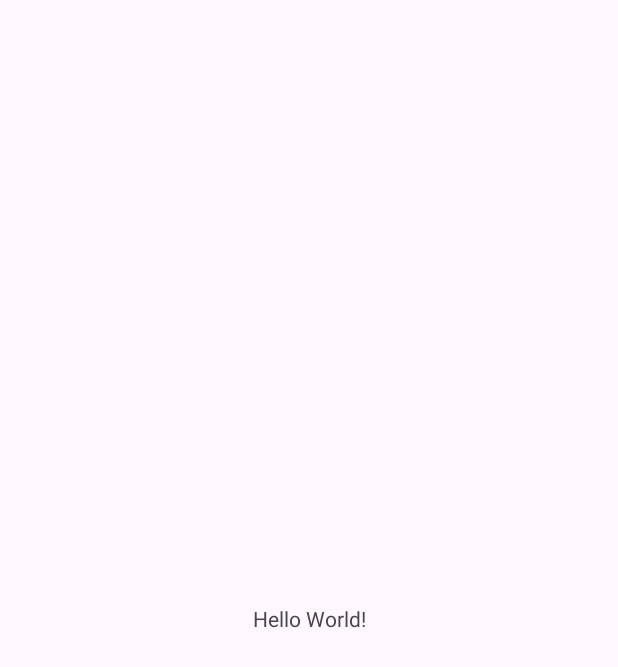
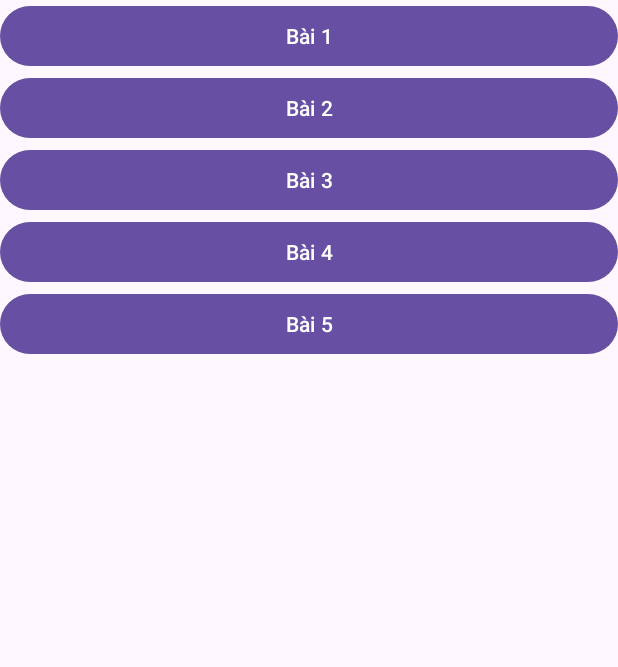
Before and after one commit to BakaaaVN/Lab9, an Android app: the screen it shows after launch (MainActivity), on a phone screen of 412 x 824 dp. Before the commit the part shown is almost empty. Shown: the top 667 px of the screen. Run offline under Robolectric (Android 15) with nearby library versions, the phone set to English and light mode, and no system bars.

Commit message:
Initial Commit

```diff
--- a/app/src/main/AndroidManifest.xml
+++ b/app/src/main/AndroidManifest.xml
@@ -13,6 +13,9 @@
         android:theme="@style/Theme._2001216255_NguyenHoangTrung_Lab9"
         tools:targetApi="31">
         <activity
+            android:name=".Bai1"
+            android:exported="false" />
+        <activity
             android:name=".MainActivity"
             android:exported="true">
             <intent-filter>
--- a/app/src/main/res/layout/activity_main.xml
+++ b/app/src/main/res/layout/activity_main.xml
@@ -1,18 +1,39 @@
 <?xml version="1.0" encoding="utf-8"?>
-<androidx.constraintlayout.widget.ConstraintLayout xmlns:android="http://schemas.android.com/apk/res/android"
+<LinearLayout xmlns:android="http://schemas.android.com/apk/res/android"
     xmlns:app="http://schemas.android.com/apk/res-auto"
     xmlns:tools="http://schemas.android.com/tools"
     android:layout_width="match_parent"
     android:layout_height="match_parent"
+    android:orientation="vertical"
     tools:context=".MainActivity">
 
-    <TextView
-        android:layout_width="wrap_content"
+    <Button
+        android:id="@+id/menu_bai1"
+        android:layout_width="match_parent"
         android:layout_height="wrap_content"
-        android:text="Hello World!"
-        app:layout_constraintBottom_toBottomOf="parent"
-        app:layout_constraintEnd_toEndOf="parent"
-        app:layout_constraintStart_toStartOf="parent"
-        app:layout_constraintTop_toTopOf="parent" />
+        android:text="Bài 1" />
 
-</androidx.constraintlayout.widget.ConstraintLayout>
+    <Button
+        android:id="@+id/menu_bai2"
+        android:layout_width="match_parent"
+        android:layout_height="wrap_content"
+        android:text="Bài 2" />
+
+    <Button
+        android:id="@+id/menu_bai3"
+        android:layout_width="match_parent"
+        android:layout_height="wrap_content"
+        android:text="Bài 3" />
+
+    <Button
+        android:id="@+id/menu_bai4"
+        android:layout_width="match_parent"
+        android:layout_height="wrap_content"
+        android:text="Bài 4" />
+
+    <Button
+        android:id="@+id/menu_bai5"
+        android:layout_width="match_parent"
+        android:layout_height="wrap_content"
+        android:text="Bài 5" />
+</LinearLayout>
```
Also changed, not shown: app/src/main/java/com/example/a2001216255_nguyenhoangtrung_lab9/Bai1.java (added, +14 -0 lines), app/src/main/java/com/example/a2001216255_nguyenhoangtrung_lab9/MainActivity.java (+21 -1 lines), app/src/main/res/layout/activity_bai1.xml (added, +9 -0 lines).
